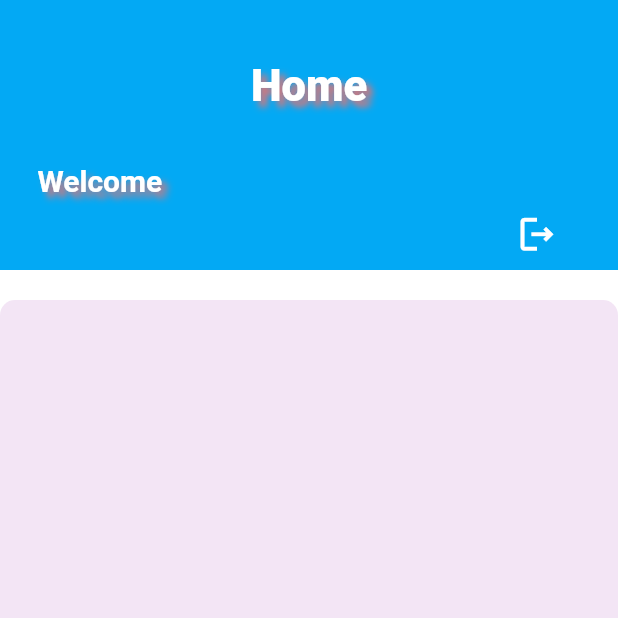
After one commit to wahyu09999/Flutter_Uas, a Flutter app: the Home screen opened by its route, on a phone screen of 412 x 824 dp, the top half of it. The commit adds this screen. Run offline on Flutter 3.47's test engine with Material 2 defaults, Android fonts, the phone set to English and light mode, and no system bars; our stand-ins replace shared_preferences; accounts and stored records are empty; network calls fail; Roboto replaces fonts that are missing (Raleway).

Commit message:
UI+BackEnd Home + fix save token + logout

```diff
--- a/lib/main.dart
+++ b/lib/main.dart
@@ -1,5 +1,6 @@
 import 'package:flutter/material.dart';
 import 'package:flutter_uas/screen/auth/login.dart';
+import 'package:flutter_uas/screen/home.dart';
 
 void main() {
   runApp(const MyApp());
@@ -13,6 +14,7 @@ class MyApp extends StatelessWidget {
     return MaterialApp(
       routes: {
         "/":(context) => const Login(),
+        "/Home":(context) => const Home(),
 
       },
       title: 'Flutter Demo',
--- /dev/null
+++ b/lib/model/category_models.dart
@@ -0,0 +1,13 @@
+class Category {
+  int id;
+  String name;
+
+  Category({
+    required this.id,
+    required this.name,
+  });
+
+  Category.fromJson(Map json)
+      : id = json['id'],
+        name = json['name'];
+}
--- a/lib/network/api.dart
+++ b/lib/network/api.dart
@@ -6,7 +6,7 @@ import 'package:http/http.dart';
 import 'package:shared_preferences/shared_preferences.dart';
 
 class HttpHelper {
-  final String _baseUrl = 'http://172.168.22.7:8000/api/';
+  final String _baseUrl = 'http://127.0.0.1:8000/api/';
   final String token = '';
 
   Future<Response> login(String email, String password, String deviceId) async {
@@ -21,10 +21,19 @@ class HttpHelper {
     };
 
     final response = await post(url, body: body, headers: headers);
+
+    if (response.statusCode == 200) {
+      final prefs = await SharedPreferences.getInstance();
+      const key = 'token';
+
+      final token = json.decode(response.body);
+
+      prefs.setString(key, token['token']);
+    }
     return response;
   }
 
- Future<Response> register(
+  Future<Response> register(
       String name, String email, String password, String deviceId) async {
     final url = Uri.parse(_baseUrl + 'auth/register');
     final body = {
@@ -42,4 +51,41 @@ class HttpHelper {
     return response;
   }
 
+  Future<Response> logout(String token) async {
+    final url = Uri.parse(_baseUrl + 'auth/logout');
+    final body = {};
+    final headers = {
+      'Accept': 'application/json',
+      'Authorization': 'Bearer ' + '$token',
+    };
+    final response = await post(url, body: body, headers: headers);
+
+    return response;
 }
+
+  getKategori() async {
+    final url = Uri.parse(_baseUrl + 'category');
+    final prefs = await SharedPreferences.getInstance();
+    const key = 'token';
+    final token = prefs.get(key);
+    final headers = {
+      'Authorization': 'Bearer ' + '$token',
+      'Accept': 'application/json',
+    };
+    final response = await get(url, headers: headers);
+
+    return response;
+  }
+
+  Future<Response> logOut(String token) async {
+    final url = Uri.parse(_baseUrl + 'auth/logout');
+    final body = {};
+    final headers = {
+      'Accept': 'application/json',
+      'Authorization': 'Bearer ' + '$token',
+    };
+    final response = await post(url, body: body, headers: headers);
+
+    return response;
+  }
+}
--- /dev/null
+++ b/lib/screen/home.dart
@@ -0,0 +1,247 @@
+import 'package:flutter/material.dart';
+import 'dart:convert';
+
+import 'package:shared_preferences/shared_preferences.dart';
+import 'package:flutter_uas/model/category_models.dart';
+
+
+import '../../network/api.dart';
+
+class Home extends StatefulWidget {
+  const Home({super.key});
+  @override
+  State<Home> createState() => _Home();
+}
+
+class _Home extends State<Home> {
+  String token = '';
+  String name = '';
+  String email = '';
+  List listCategory = [];
+
+  getPref() async {
+    SharedPreferences pref = await SharedPreferences.getInstance();
+    setState(() {
+      const key = 'token';
+      const key1 = 'name';
+      const key2 = 'email';
+      final value = pref.get(key);
+      final value1 = pref.get(key1);
+      final value2 = pref.get(key2);
+      token = '$value';
+      name = '$value1';
+      email = '$value2';
+    });
+  }
+
+  getKategori() async {
+    final response = await HttpHelper().getKategori();
+    var dataResponse = json.decode(response.body);
+    setState(() {
+      var listRespon = dataResponse['data'];
+      for (var i = 0; i < listRespon.length; i++) {
+        listCategory.add(Category.fromJson(listRespon[i]));
+      }
+    });
+  }
+
+  @override
+  void initState() {
+    getPref();
+    super.initState();
+    getKategori();
+  }
+
+  logOut() async {
+    SharedPreferences preferences = await SharedPreferences.getInstance();
+    final response = await HttpHelper().logout(token);
+    setState(() {
+      preferences.remove("token");
+      preferences.clear();
+    });
+  }
+
+  @override
+  Widget build(BuildContext context) {
+    return Scaffold(
+        resizeToAvoidBottomInset: false,
+        backgroundColor: Colors.white,
+        body: Column(
+          children: [
+            Container(
+              decoration: BoxDecoration(
+                color: Colors.lightBlue,
+              ),
+              height: 180,
+              child: Column(
+                mainAxisAlignment: MainAxisAlignment.end,
+                children: [
+                  Padding(
+                    padding: const EdgeInsets.symmetric(
+                        vertical: 35, horizontal: 25),
+                    child: Text(
+                      'Home',
+                      style: TextStyle(
+                        color: Colors.white,
+                        fontWeight: FontWeight.w900,
+                        fontSize: 29,
+                        fontFamily: 'Raleway',
+                        shadows: [
+                          Shadow(
+                            color: Colors.red.shade300,
+                            blurRadius: 6,
+                            offset: const Offset(4.0, 4.0),
+                          ),
+                        ],
+                      ),
+                    ),
+                  ),
+                  Padding(
+                    padding:
+                        const EdgeInsets.symmetric(vertical: 0, horizontal: 25),
+                    child: Align(
+                      alignment: Alignment.centerLeft,
+                      child: Text(
+                        'Welcome $name',
+                        style: TextStyle(
+                          color: Colors.white,
+                          fontWeight: FontWeight.w700,
+                          fontSize: 20,
+                          fontFamily: 'Raleway',
+                          shadows: [
+                            Shadow(
+                              color: Colors.red.shade300,
+                              blurRadius: 6,
+                              offset: const Offset(4.0, 4.0),
+                            ),
+                          ],
+                        ),
+                      ),
+                    ),
+                  ),
+                  Padding(
+                    padding: const EdgeInsets.symmetric(
+                      horizontal: 30,
+                    ),
+                    child: Row(
+                      mainAxisAlignment: MainAxisAlignment.spaceBetween,
+                      children: [
+                        Align(
+                          alignment: Alignment.centerLeft,
+                          child: Text(
+                            email,
+                            style: const TextStyle(
+                              color: Colors.white,
+                              fontWeight: FontWeight.w600,
+                              fontSize: 15,
+                              fontFamily: 'Raleway',
+                            ),
+                          ),
+                        ),
+                        Align(
+                          alignment: Alignment.centerRight,
+                          child: IconButton(
+                            icon: const Icon(
+                              Icons.logout_outlined,
+                              color: Colors.white,
+                              size: 29,
+                            ),
+                            onPressed: () {
+                              Navigator.pushNamed(
+                                context,
+                                '/',
+                              );
+                              logOut();
+                            },
+                          ),
+                        ),
+                      ],
+                    ),
+                  ),
+                ],
+              ),
+            ),
+            const SizedBox(
+              height: 20,
+            ),
+            Expanded(
+              child: Container(
+                decoration: BoxDecoration(
+                  color: Colors.purple.shade50,
+                  borderRadius: const BorderRadius.only(
+                    topRight: Radius.circular(10.0),
+                    topLeft: Radius.circular(10.0),
+                  ),
+                ),
+                child: ListView.builder(
+                  itemCount: listCategory.length,
+                  itemBuilder: (context, index) {
+                    var kategori = listCategory[index];
+                    return Dismissible(
+                      key: UniqueKey(),
+                      background: Container(
+                        color: Colors.greenAccent,
+                        child: Padding(
+                          padding: const EdgeInsets.all(15),
+                          child: Row(
+                            children: const [
+                              Icon(
+                                Icons.create_rounded,
+                                color: Colors.white,
+                              ),
+                            ],
+                          ),
+                        ),
+                      ),
+                      secondaryBackground: Container(
+                        color: Colors.redAccent,
+                        child: Padding(
+                          padding: const EdgeInsets.all(15),
+                          child: Row(
+                            mainAxisAlignment: MainAxisAlignment.end,
+                            children: const [
+                              Icon(
+                                Icons.delete,
+                                color: Colors.white,
+                              ),
+                            ],
+                          ),
+                        ),
+                      ),
+                      child: Container(
+                        margin: const EdgeInsets.fromLTRB(10, 5, 10, 5),
+                        decoration: BoxDecoration(
+                          color: Colors.purple.shade50,
+                          borderRadius: const BorderRadius.all(
+                            Radius.circular(10),
+                          ),
+                          boxShadow: const [
+                            BoxShadow(
+                              color: Colors.grey,
+                              blurRadius: 7,
+                              offset: Offset(6.0, 6.0),
+                            ),
+                          ],
+                        ),
+                        child: ListTile(
+                          title: Padding(
+                            padding: const EdgeInsets.symmetric(horizontal: 18),
+                            child: Text(
+                              kategori.name,
+                              textAlign: TextAlign.start,
+                              style: const TextStyle(
+                                fontFamily: 'Raleway',
+                              ),
+                            ),
+                          ),
+                        ),
+                      ),
+                    );
+                  },
+                ),
+              ),
+            ),
+          ],
+ ));
+}
+}
```
Also changed, not shown: lib/screen/auth/login.dart (+17 -0 lines).
